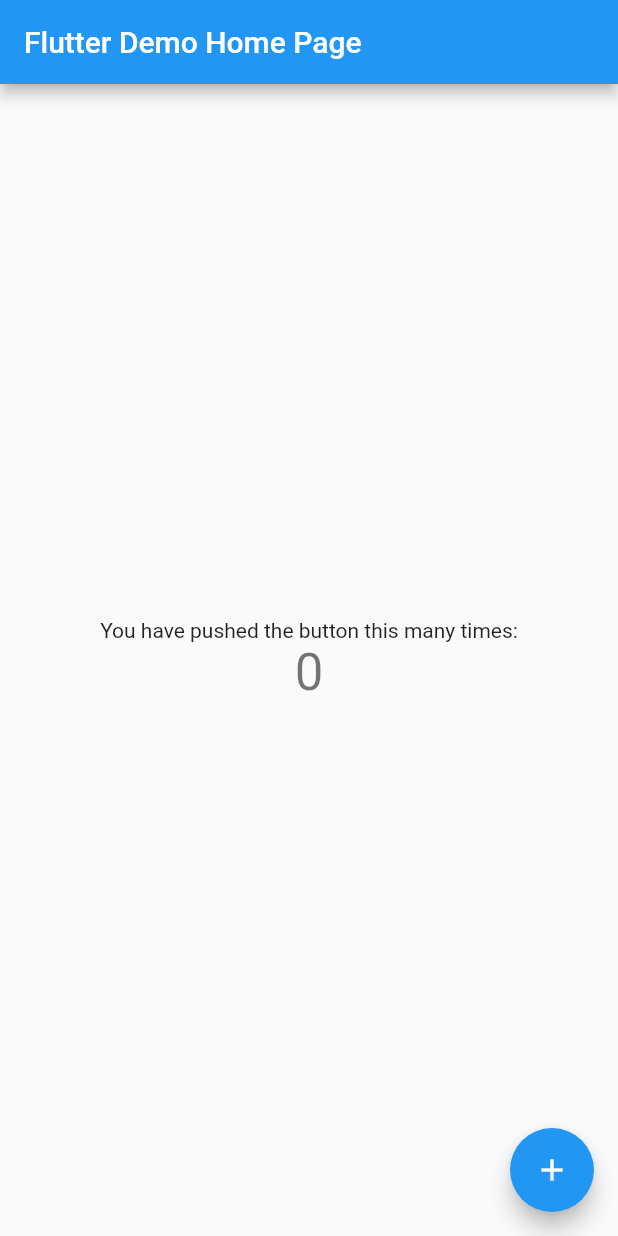
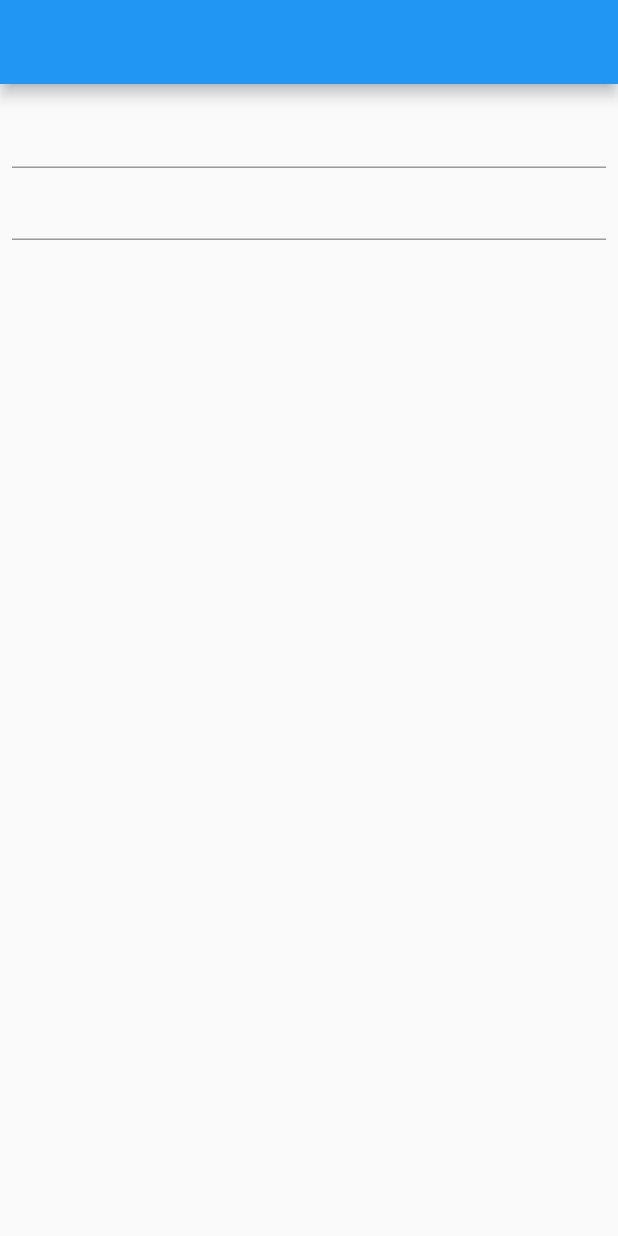
Before and after one commit to zin-/Mem, a Flutter app: the screen it shows after launch, on a phone screen of 412 x 824 dp. Run offline on Flutter 3.47's test engine with Material 2 defaults, Android fonts, the phone set to English and light mode, and no system bars.

Commit message:
名前と備考のテキストボックスを追加

```diff
--- /dev/null
+++ b/lib/app.dart
@@ -0,0 +1,15 @@
+import 'package:flutter/material.dart';
+import 'package:mem/mem_detail.dart';
+
+class App extends StatelessWidget {
+  @override
+  Widget build(BuildContext context) {
+    return MaterialApp(
+      title: 'Mem',
+      theme: ThemeData(
+        primarySwatch: Colors.blue,
+      ),
+      home: MemDetail(),
+    );
+  }
+}
--- a/lib/main.dart
+++ b/lib/main.dart
@@ -1,113 +1,6 @@
 import 'package:flutter/material.dart';
+import 'package:mem/app.dart';
 
 void main() {
-  runApp(MyApp());
+  runApp(App());
 }
-
-class MyApp extends StatelessWidget {
-  // This widget is the root of your application.
-  @override
-  Widget build(BuildContext context) {
-    return MaterialApp(
-      title: 'Flutter Demo',
-      theme: ThemeData(
-        // This is the theme of your application.
-        //
-        // Try running your application with "flutter run". You'll see the
-        // application has a blue toolbar. Then, without quitting the app, try
-        // changing the primarySwatch below to Colors.green and then invoke
-        // "hot reload" (press "r" in the console where you ran "flutter run",
-        // or simply save your changes to "hot reload" in a Flutter IDE).
-        // Notice that the counter didn't reset back to zero; the application
-        // is not restarted.
-        primarySwatch: Colors.blue,
-      ),
-      home: MyHomePage(title: 'Flutter Demo Home Page'),
-    );
-  }
-}
-
-class MyHomePage extends StatefulWidget {
-  MyHomePage({Key key, this.title}) : super(key: key);
-
-  // This widget is the home page of your application. It is stateful, meaning
-  // that it has a State object (defined below) that contains fields that affect
-  // how it looks.
-
-  // This class is the configuration for the state. It holds the values (in this
-  // case the title) provided by the parent (in this case the App widget) and
-  // used by the build method of the State. Fields in a Widget subclass are
-  // always marked "final".
-
-  final String title;
-
-  @override
-  _MyHomePageState createState() => _MyHomePageState();
-}
-
-class _MyHomePageState extends State<MyHomePage> {
-  int _counter = 0;
-
-  void _incrementCounter() {
-    setState(() {
-      // This call to setState tells the Flutter framework that something has
-      // changed in this State, which causes it to rerun the build method below
-      // so that the display can reflect the updated values. If we changed
-      // _counter without calling setState(), then the build method would not be
-      // called again, and so nothing would appear to happen.
-      _counter++;
-    });
-  }
-
-  @override
-  Widget build(BuildContext context) {
-    // This method is rerun every time setState is called, for instance as done
-    // by the _incrementCounter method above.
-    //
-    // The Flutter framework has been optimized to make rerunning build methods
-    // fast, so that you can just rebuild anything that needs updating rather
-    // than having to individually change instances of widgets.
-    return Scaffold(
-      appBar: AppBar(
-        // Here we take the value from the MyHomePage object that was created by
-        // the App.build method, and use it to set our appbar title.
-        title: Text(widget.title),
-      ),
-      body: Center(
-        // Center is a layout widget. It takes a single child and positions it
-        // in the middle of the parent.
-        child: Column(
-          // Column is also a layout widget. It takes a list of children and
-          // arranges them vertically. By default, it sizes itself to fit its
-          // children horizontally, and tries to be as tall as its parent.
-          //
-          // Invoke "debug painting" (press "p" in the console, choose the
-          // "Toggle Debug Paint" action from the Flutter Inspector in Android
-          // Studio, or the "Toggle Debug Paint" command in Visual Studio Code)
-          // to see the wireframe for each widget.
-          //
-          // Column has various properties to control how it sizes itself and
-          // how it positions its children. Here we use mainAxisAlignment to
-          // center the children vertically; the main axis here is the vertical
-          // axis because Columns are vertical (the cross axis would be
-          // horizontal).
-          mainAxisAlignment: MainAxisAlignment.center,
-          children: <Widget>[
-            Text(
-              'You have pushed the button this many times:',
-            ),
-            Text(
-              '$_counter',
-              style: Theme.of(context).textTheme.headline4,
-            ),
-          ],
-        ),
-      ),
-      floatingActionButton: FloatingActionButton(
-        onPressed: _incrementCounter,
-        tooltip: 'Increment',
-        child: Icon(Icons.add),
-      ), // This trailing comma makes auto-formatting nicer for build methods.
-    );
-  }
-}
--- /dev/null
+++ b/lib/mem_detail.dart
@@ -0,0 +1,23 @@
+import 'package:flutter/material.dart';
+
+class MemDetail extends StatelessWidget {
+  @override
+  Widget build(BuildContext context) {
+    return Scaffold(
+      appBar: AppBar(),
+      body: Form(
+        child: Padding(
+          padding: EdgeInsets.all(8.0),
+          child: Center(
+            child: Column(
+              children: [
+                TextFormField(),
+                TextFormField(),
+              ],
+            ),
+          ),
+        ),
+      ),
+    );
+  }
+}
```
Also changed, not shown: 2 other files.
